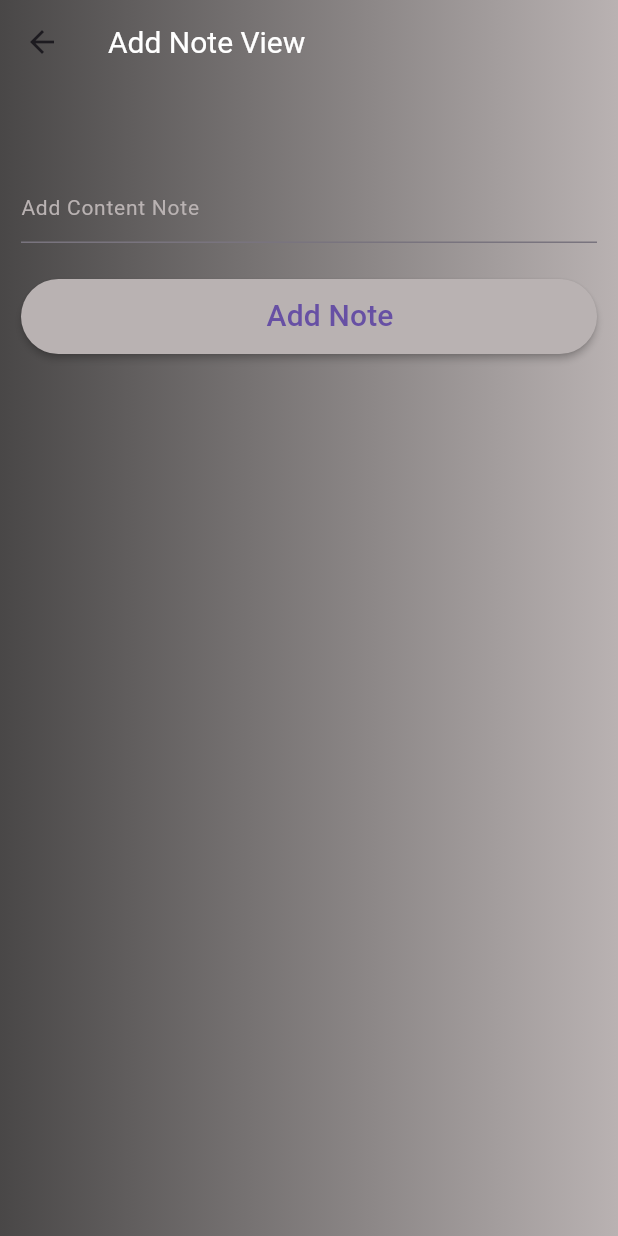
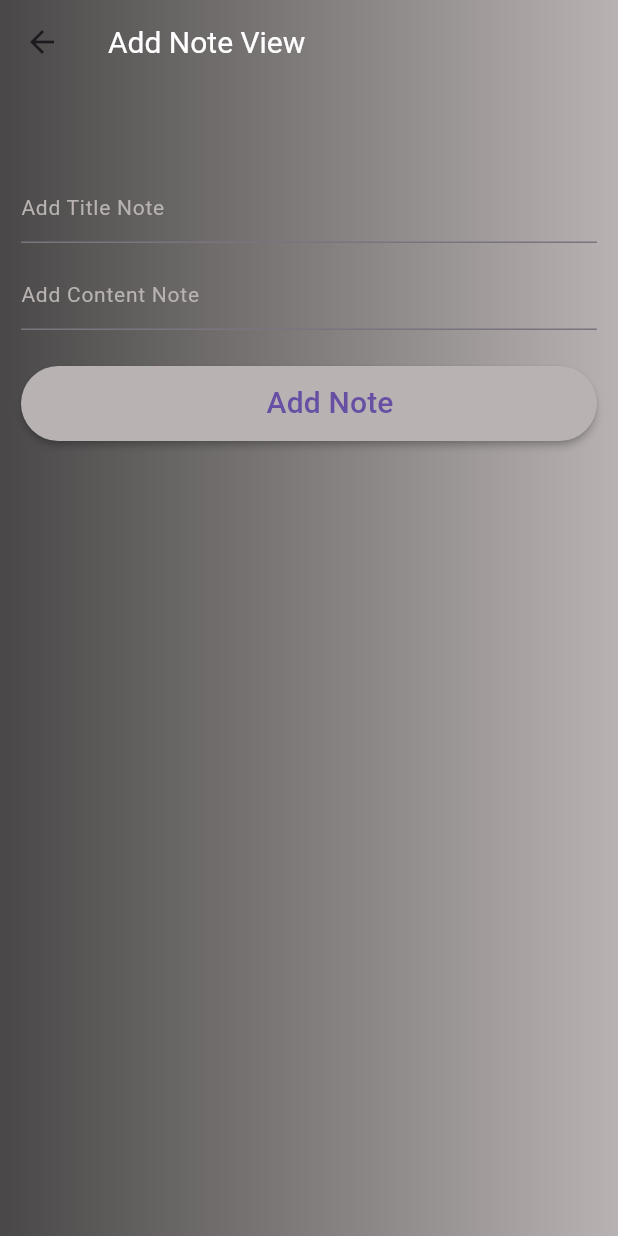
Before and after one commit to Muhanned-Anwar/avatar_course2_6_note, a Flutter app: the AddNoteView screen opened by its route, on a phone screen of 412 x 824 dp. Run offline on Flutter 3.47's test engine with Material 2 defaults, Android fonts, the light colour scheme and no system bars; our stand-ins replace get, sqflite; accounts and stored records are empty.

Commit message:
Edit AddNoteView for title

```diff
--- a/lib/features/app/presentation/view/add_note_view.dart
+++ b/lib/features/app/presentation/view/add_note_view.dart
@@ -18,18 +18,21 @@ class AddNoteView extends StatefulWidget {
 }
 
 class _AddNoteViewState extends State<AddNoteView> {
-  late TextEditingController _textEditingController;
+  late TextEditingController _contentTextEditingController;
+  late TextEditingController _titleTextEditingController;
   final HomeController _controller = Get.find<HomeController>();
 
   @override
   void initState() {
     super.initState();
-    _textEditingController = TextEditingController();
+    _contentTextEditingController = TextEditingController();
+    _titleTextEditingController = TextEditingController();
   }
 
   @override
   void dispose() {
-    _textEditingController.dispose();
+    _contentTextEditingController.dispose();
+    _titleTextEditingController.dispose();
     super.dispose();
   }
 
@@ -71,7 +74,21 @@ class _AddNoteViewState extends State<AddNoteView> {
               child: Column(
                 children: [
                   TextField(
-                    controller: _textEditingController,
+                    controller: _titleTextEditingController,
+                    keyboardType: TextInputType.text,
+                    decoration: InputDecoration(
+                      hintText: 'Add Title Note',
+                      hintStyle: TextStyle(
+                        fontSize: ManagerFontSizes.s14,
+                        color: ManagerColors.secondaryColor,
+                      ),
+                    ),
+                    minLines: 1,
+                    maxLines: 10,
+                  ),
+                  const SizedBox(height: ManagerHeight.h10),
+                  TextField(
+                    controller: _contentTextEditingController,
                     keyboardType: TextInputType.text,
                     decoration: InputDecoration(
                       hintText: 'Add Content Note',
@@ -112,7 +129,7 @@ class _AddNoteViewState extends State<AddNoteView> {
   }
 
   bool checkData() {
-    if (_textEditingController.text.isNotEmpty) {
+    if (_contentTextEditingController.text.isNotEmpty && _titleTextEditingController.text.isNotEmpty) {
       return true;
     }
     return false;
@@ -120,7 +137,8 @@ class _AddNoteViewState extends State<AddNoteView> {
 
   Future<void> save() async {
     Note note = Note();
-    note.content = _textEditingController.text.toString();
+    note.title = _titleTextEditingController.text.toString();
+    note.content = _contentTextEditingController.text.toString();
     bool created = await _controller.create(note: note);
     if(created){
       print('Success');
```
